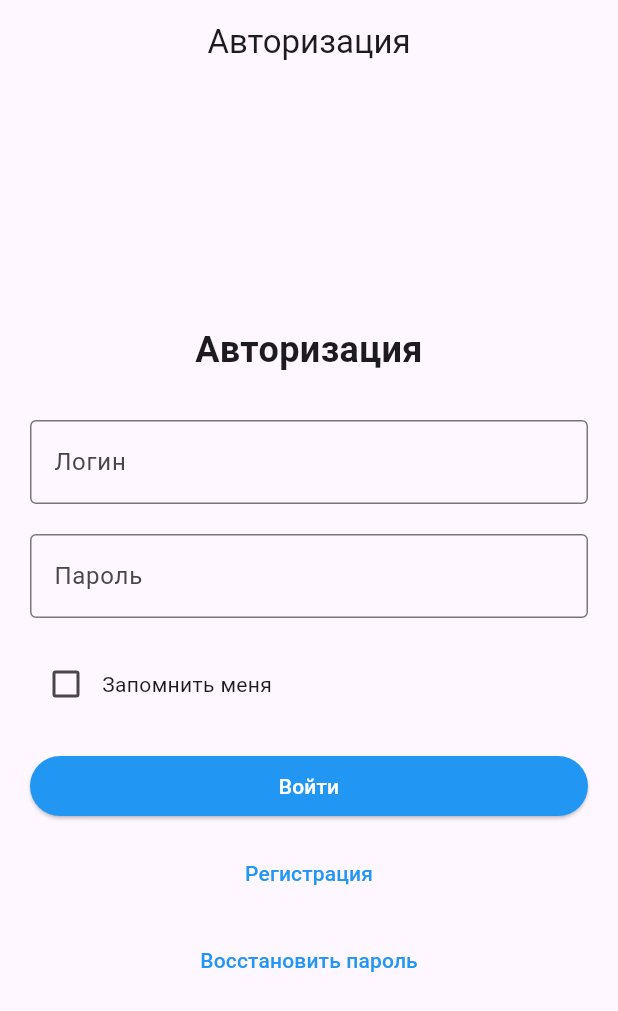
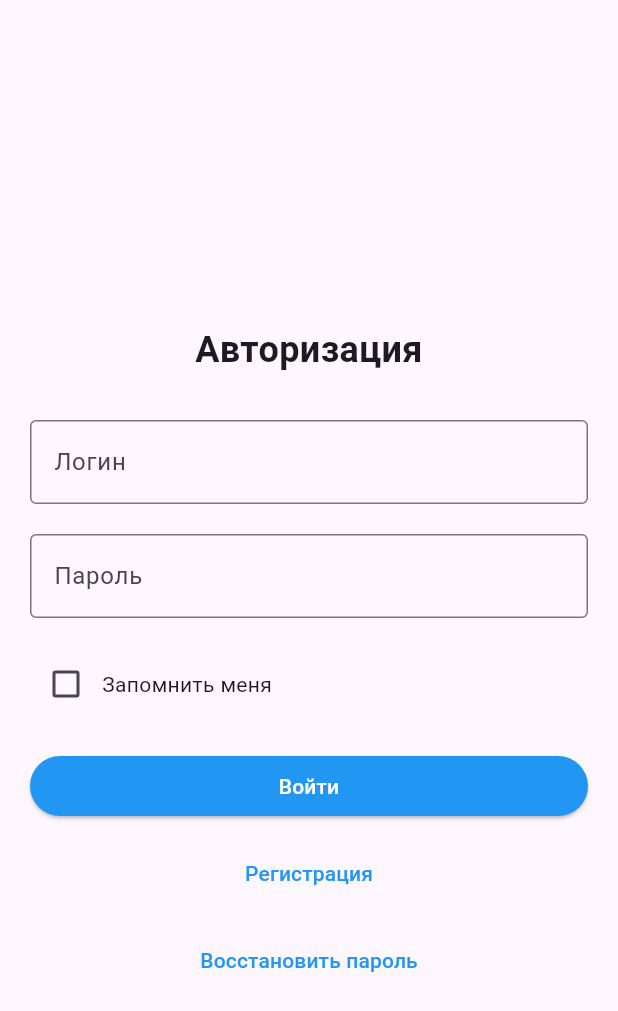
Before and after one commit to L1nia/PKS_2, a Flutter app: the screen it shows after launch, on a phone screen of 412 x 824 dp. Shown: the top 1011 px of the screen. Run offline on Flutter 3.47's test engine with Material 3 defaults, Android fonts, the phone set to English and light mode, and no system bars.

Commit message:
flutter-приложения . For studying.

```diff
--- a/lib/main.dart
+++ b/lib/main.dart
@@ -19,7 +19,6 @@ class AuthScreen extends StatelessWidget {
   Widget build(BuildContext context) {
     return Scaffold(
       appBar: AppBar(
-        title: const Text('Авторизация'),
         centerTitle: true,
       ),
       body: Padding(
```
